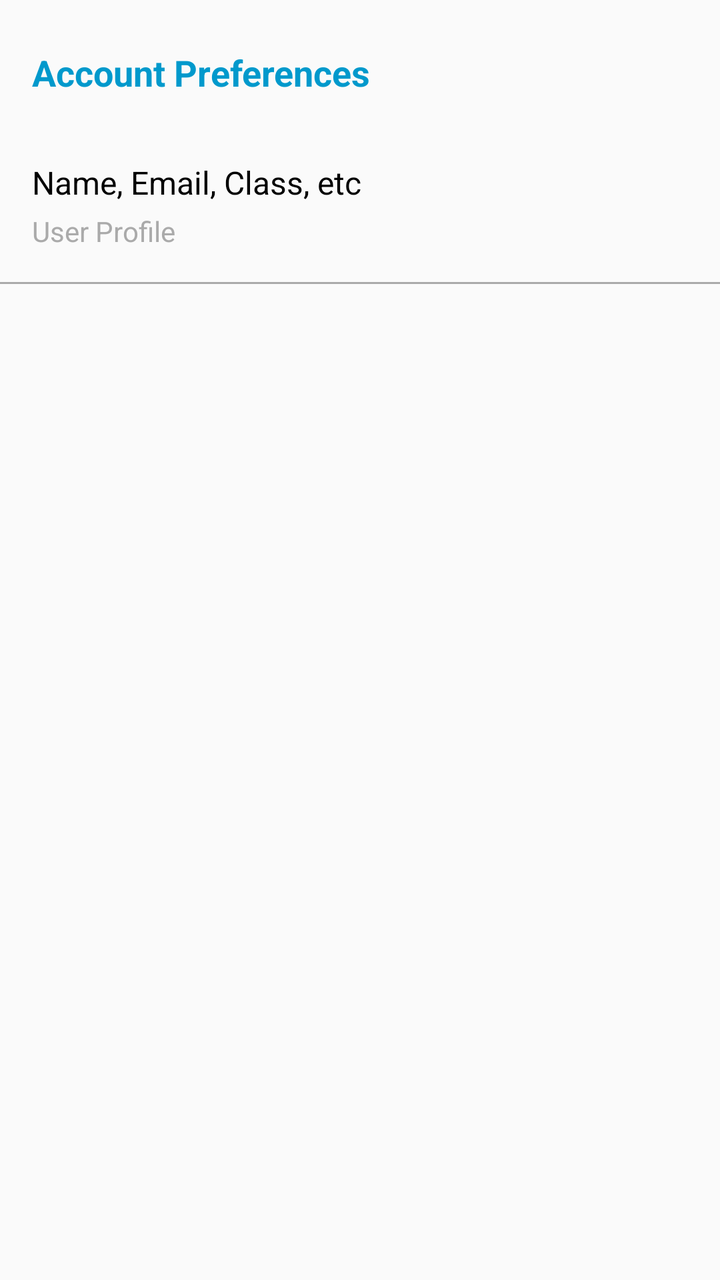
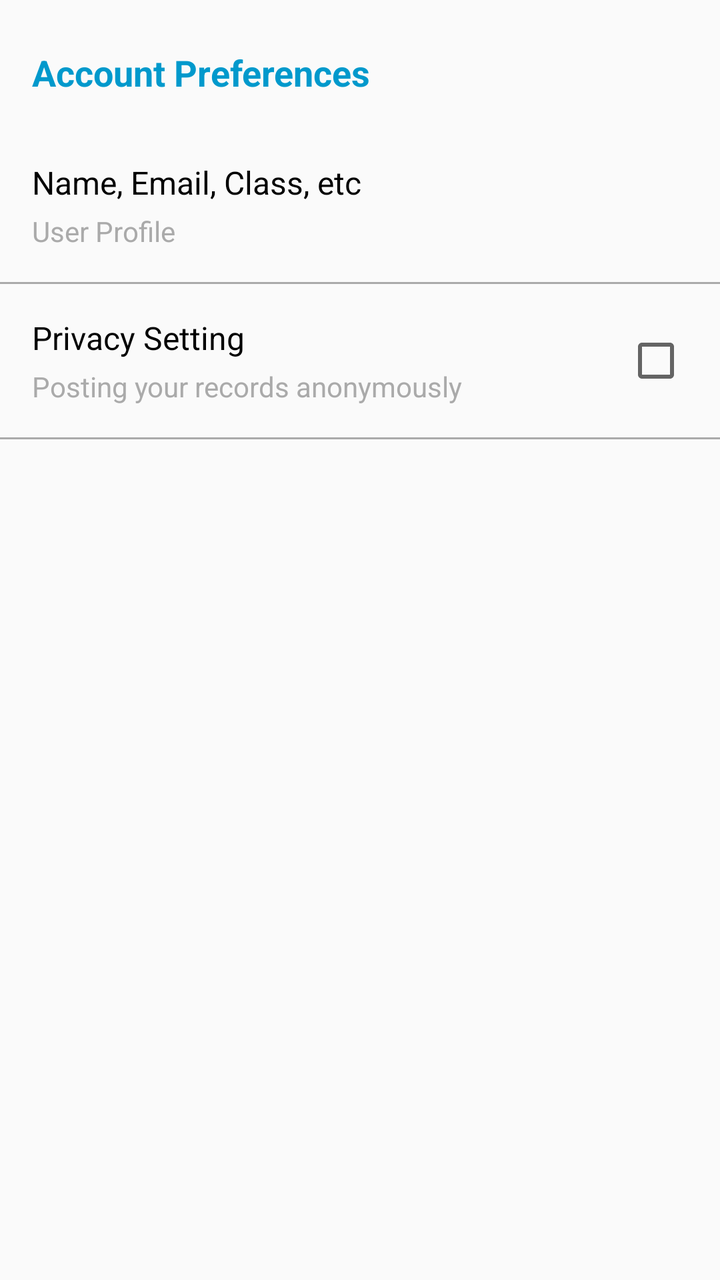

Screens rendered from an Android XML layout before and after an edit, with the pre-edit source and the edit as a unified diff.
<!-- AndroidManifest.xml: application theme Theme.Kunlong_He_MyRuns2 -->
<!-- res/layout/fragment_settings.xml -->
<?xml version="1.0" encoding="utf-8"?>
<ScrollView xmlns:android="http://schemas.android.com/apk/res/android"
    android:layout_width="match_parent"
    android:layout_height="match_parent">

    <LinearLayout
        android:layout_width="match_parent"
        android:layout_height="wrap_content"
        android:orientation="vertical">

        <TextView
            android:layout_width="match_parent"
            android:layout_height="wrap_content"
            android:text="Account Preferences"
            android:textSize="18sp"
            android:textColor="@android:color/holo_blue_dark"
            android:textStyle="bold"
            android:paddingTop="24dp"
            android:paddingBottom="16dp"
            android:paddingStart="16dp"
            android:paddingEnd="16dp" />

        <LinearLayout
            android:id="@+id/userProfileLayout"
            android:layout_width="match_parent"
            android:layout_height="wrap_content"
            android:orientation="vertical"
            android:padding="16dp"
            android:background="?android:attr/selectableItemBackground"
            android:clickable="true"
            android:focusable="true">

            <TextView
                android:layout_width="wrap_content"
                android:layout_height="wrap_content"
                android:text="Name, Email, Class, etc"
                android:textSize="16sp"
                android:textColor="@android:color/black"
                android:paddingBottom="4dp" />

            <TextView
                android:layout_width="wrap_content"
                android:layout_height="wrap_content"
                android:text="User Profile"
                android:textSize="14sp"
                android:textColor="@android:color/darker_gray" />

        </LinearLayout>

        <View
            android:layout_width="match_parent"
            android:layout_height="1dp"
            android:background="@android:color/darker_gray" />

    </LinearLayout>

</ScrollView>
<!-- resources referenced by this layout -->
<resources>
  <style name="Theme.Kunlong_He_MyRuns2" parent="Theme.AppCompat.Light.DarkActionBar">
          <item name="colorPrimary">@color/gray_500</item>
          <item name="colorPrimaryDark">@color/gray_700</item>
          <item name="colorAccent">@color/teal_200</item>
      </style>
  <color name="gray_500">#FF607D8B</color>
  <color name="gray_700">#FF455A64</color>
  <color name="teal_200">#FF03DAC5</color>
</resources>

<!-- the commit's change to res/layout/fragment_settings.xml (unified diff, before → after) -->
@@ -52,6 +52,54 @@
             android:layout_height="1dp"
             android:background="@android:color/darker_gray" />
 
+        <LinearLayout
+            android:id="@+id/privacySettingLayout"
+            android:layout_width="match_parent"
+            android:layout_height="wrap_content"
+            android:orientation="horizontal"
+            android:padding="16dp"
+            android:background="?android:attr/selectableItemBackground"
+            android:clickable="true"
+            android:focusable="true">
+
+            <LinearLayout
+                android:layout_width="0dp"
+                android:layout_height="wrap_content"
+                android:layout_weight="1"
+                android:orientation="vertical">
+
+                <TextView
+                    android:layout_width="wrap_content"
+                    android:layout_height="wrap_content"
+                    android:text="Privacy Setting"
+                    android:textSize="16sp"
+                    android:textColor="@android:color/black"
+                    android:paddingBottom="4dp" />
+
+                <TextView
+                    android:layout_width="wrap_content"
+                    android:layout_height="wrap_content"
+                    android:text="Posting your records anonymously"
+                    android:textSize="14sp"
+                    android:textColor="@android:color/darker_gray" />
+
+            </LinearLayout>
+
+            <CheckBox
+                android:id="@+id/privacyCheckBox"
+                android:layout_width="wrap_content"
+                android:layout_height="wrap_content"
+                android:layout_gravity="center_vertical"
+                android:clickable="false"
+                android:focusable="false" />
+
+        </LinearLayout>
+
+        <View
+            android:layout_width="match_parent"
+            android:layout_height="1dp"
+            android:background="@android:color/darker_gray" />
+
     </LinearLayout>
 
 </ScrollView>
